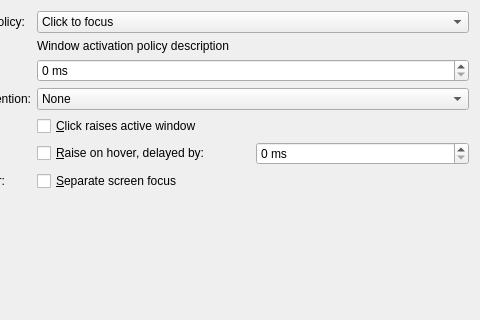
Old version of the form src/kcms/options/focus.ui in the repository lfdevs/kwin; both pictures show x 120 to 600 and y 0 to 320 of the 600 by 500 pixel window.
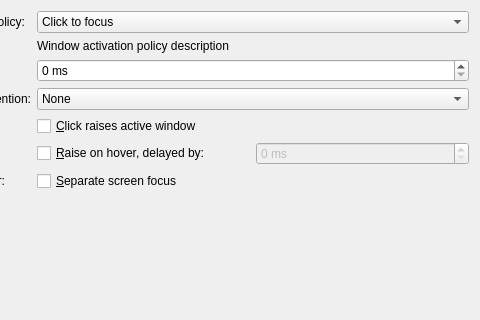
New version of the form.

```diff
--- a/src/kcms/options/focus.ui
+++ b/src/kcms/options/focus.ui
@@ -171,6 +171,9 @@
        </item>
        <item>
         <widget class="QSpinBox" name="kcfg_AutoRaiseInterval">
+         <property name="enabled">
+          <bool>false</bool>
+         </property>
          <property name="whatsThis">
           <string>This is the delay after which the window that the mouse pointer is over will automatically come to the front.</string>
          </property>
```
